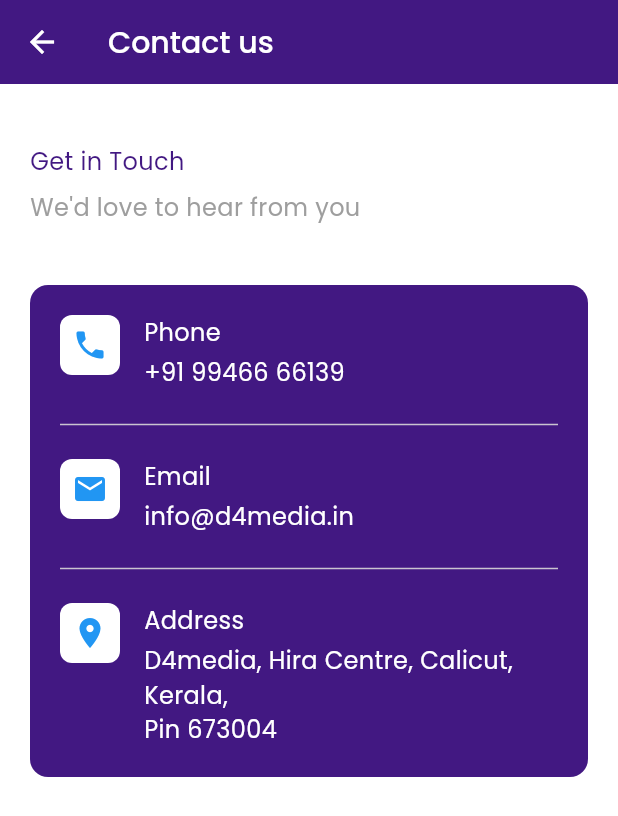
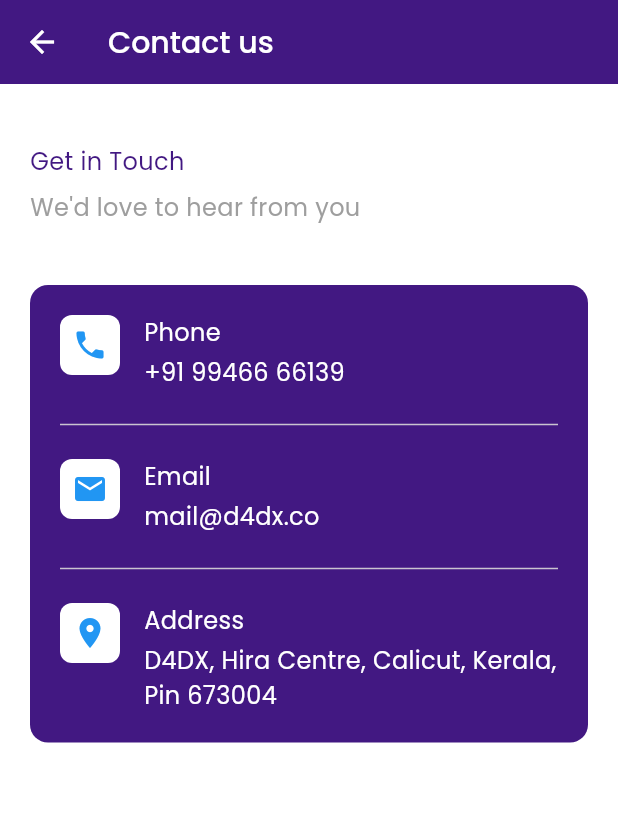
Before and after one commit to Jalaludheen25/Salat_jnz, a Flutter app: the screen it shows after launch, in the side drawer, after a tap on "Contact", on a phone screen of 412 x 824 dp. Shown: the top 816 px of the screen. Run offline on Flutter 3.47's test engine with Material 3 defaults, Android fonts, the light colour scheme and no system bars; our stand-ins replace google_fonts, just_audio, shared_preferences; missing offline and left inert: shake_flutter; network calls fail; project files that could hold a hidden picture were left out.

```diff
--- a/lib/screen/drawer/contactscreen.dart
+++ b/lib/screen/drawer/contactscreen.dart
@@ -75,7 +75,7 @@
                     _buildContactItem(
                       icon: Icons.email,
                       title: 'Email',
-                      content: 'info@d4media.in',
+                      content: 'mail@d4dx.co',
                       iconColor: Colors.blue,
                     ),
                     const Padding(
@@ -86,7 +86,7 @@
                       icon: Icons.location_on,
                       title: 'Address',
                       content:
-                          'D4media, Hira Centre, Calicut, Kerala,\nPin 673004',
+                          'D4DX, Hira Centre, Calicut, Kerala,\nPin 673004',
                       iconColor: Colors.blue,
                     ),
                   ],
```
Also changed, not shown: pubspec.lock, 1 other file.
